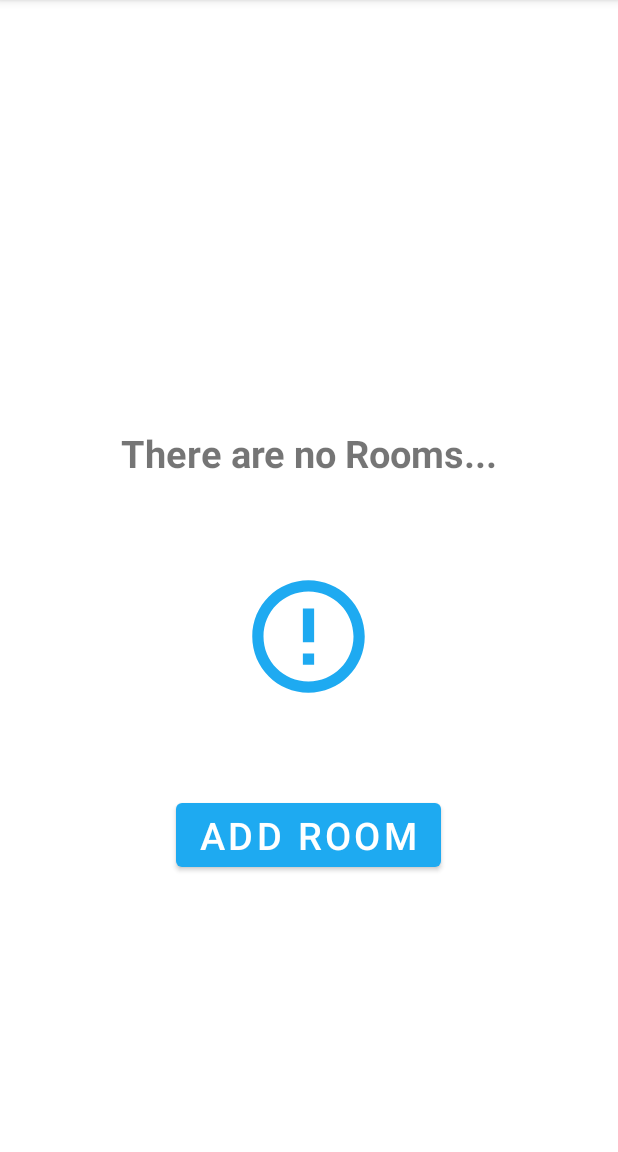
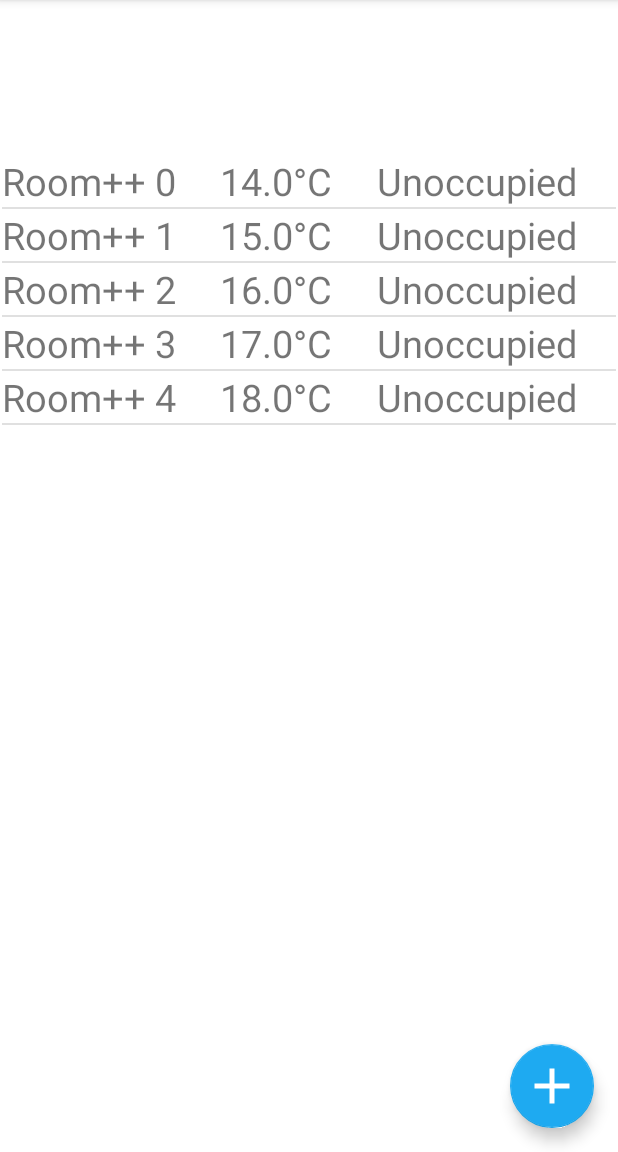
Before and after one commit to SimarjitBilkhuSB/MonitoredRooms, an Android app: the screen it shows after launch (MonitoredRoomsActivity), on a phone screen of 412 x 824 dp, the part 84-1236 px from its top. Run offline under Robolectric (Android 15) with nearby library versions, the phone set to English and light mode, and no system bars; our stand-ins replace navigation-ui.

Commit message:
Created a new list item layout with 3 text views for the room lists

```diff
--- a/MonitoredRooms/app/src/main/java/com/example/monitoredrooms/AddRoomDialog.java
+++ b/MonitoredRooms/app/src/main/java/com/example/monitoredrooms/AddRoomDialog.java
@@ -76,11 +76,17 @@ public class AddRoomDialog extends DialogFragment {
         mSaveButton.setOnClickListener(new View.OnClickListener() {
             @Override
             public void onClick(View v) {
-                //implement save button
-
-                dismiss();
+                //implement save button methods
+                if(roomDataValidation()){
+                    saveRoom();
+                    dismiss(); //dismiss only if data entered is valid //implement if statements
+                }
             }
         });
+    }
+
+    private void saveRoom() {
+
     }
 
     private boolean roomDataValidation(){
--- a/MonitoredRooms/app/src/main/java/com/example/monitoredrooms/ui/home/MonitoredRoomsFragment.java
+++ b/MonitoredRooms/app/src/main/java/com/example/monitoredrooms/ui/home/MonitoredRoomsFragment.java
@@ -177,8 +177,8 @@ public class MonitoredRoomsFragment extends Fragment implements DialogInterface.
         ArrayList<Room> testRoomList = new ArrayList<>();
 
         //add rooms to list
-        for(int i = 0; i < 0; i++){
-            String roomName = "Room " + i;
+        for(int i = 0; i < 5; i++){
+            String roomName = "Room++ " + i; //rooms can have 8 characters long names for now
             testRoomList.add(new Room(roomName, 14+i, 14-i, 2*14+i, "Unoccupied", 10));
         }
 
--- a/MonitoredRooms/app/src/main/java/com/example/monitoredrooms/utility/RoomAdapter.java
+++ b/MonitoredRooms/app/src/main/java/com/example/monitoredrooms/utility/RoomAdapter.java
@@ -9,6 +9,8 @@ import android.widget.TextView;
 
 import androidx.annotation.NonNull;
 import androidx.annotation.Nullable;
+
+import com.example.monitoredrooms.R;
 
 import java.util.ArrayList;
 import java.util.List;
@@ -35,20 +37,22 @@ public class RoomAdapter extends ArrayAdapter<Room> {
 
         //create the view for the elements in the list from the simple_list_item_1.xml file
         if(listElement == null){
-            listElement = LayoutInflater.from(mContext).inflate(android.R.layout.simple_list_item_1, parent, false);
+            listElement = LayoutInflater.from(mContext).inflate(R.layout.room_list_item, parent, false);
         }
 
         //get the Room object from the list at the current position/index
         Room currentRoom = mRoomList.get(position);
 
         //get the TextView for the element in the list that is in the simple_list_item_1.xml file
-        TextView Text = (TextView) listElement.findViewById(android.R.id.text1);
+        TextView Text1 = (TextView) listElement.findViewById(R.id.item_textview1);
+        TextView Text2 = (TextView) listElement.findViewById(R.id.item_textview2);
+        TextView Text3 = (TextView) listElement.findViewById(R.id.item_textview3);
 
         //modify the TextView's text to show the Room's name, temperature and occupancy
-        String roomInfo = currentRoom.getRoomName() + ":  " + currentRoom.getRoomTemperature() + "°C  "
-                + currentRoom.getRoomOccupancy();
-        Text.setText(roomInfo);
-        Text.setTextSize(20); //can change as needed
+        Text1.setText(currentRoom.getRoomName());
+        Text2.setText(currentRoom.getRoomTemperature() + "°C");
+        Text3.setText(currentRoom.getRoomOccupancy());
+
 
         return listElement; //return the view
 
--- /dev/null
+++ b/MonitoredRooms/app/src/main/res/layout/room_list_item.xml
@@ -0,0 +1,62 @@
+<?xml version="1.0" encoding="utf-8"?>
+<androidx.constraintlayout.widget.ConstraintLayout xmlns:android="http://schemas.android.com/apk/res/android"
+    xmlns:app="http://schemas.android.com/apk/res-auto"
+    xmlns:tools="http://schemas.android.com/tools"
+    android:layout_width="match_parent"
+    android:layout_height="match_parent">
+
+    <!--Change the guidelines depending on the number of characters allowed for Room names-->
+    <!--Also determine what the rooms status will be: Unoccupied or Free | Occupied or In Use-->
+    <!--This could help save characters for the room names-->
+
+    <androidx.constraintlayout.widget.Guideline
+        android:id="@+id/item_guideline1"
+        android:layout_width="wrap_content"
+        android:layout_height="wrap_content"
+        android:orientation="vertical"
+        app:layout_constraintGuide_percent="0.3555"/>
+
+    <androidx.constraintlayout.widget.Guideline
+        android:id="@+id/item_guideline2"
+        android:layout_width="wrap_content"
+        android:layout_height="wrap_content"
+        android:orientation="vertical"
+        app:layout_constraintGuide_percent="0.6112"/>
+
+    <androidx.constraintlayout.widget.Guideline
+        android:id="@+id/item_guideline3"
+        android:layout_width="wrap_content"
+        android:layout_height="wrap_content"
+        android:orientation="vertical"
+        app:layout_constraintGuide_percent="1.0000"/>
+
+    <TextView
+        android:id="@+id/item_textview1"
+        android:layout_width="0dp"
+        android:layout_height="wrap_content"
+        android:text="@string/room_info1"
+        android:textSize="25sp"
+        app:layout_constraintEnd_toStartOf="@+id/item_guideline1"
+        app:layout_constraintStart_toStartOf="parent"
+        app:layout_constraintTop_toTopOf="parent" />
+
+    <TextView
+        android:id="@+id/item_textview2"
+        android:layout_width="0dp"
+        android:layout_height="wrap_content"
+        android:text="@string/room_info2"
+        android:textSize="25sp"
+        app:layout_constraintEnd_toStartOf="@+id/item_guideline2"
+        app:layout_constraintStart_toStartOf="@+id/item_guideline1"
+        app:layout_constraintTop_toTopOf="parent" />
+
+    <TextView
+        android:id="@+id/item_textview3"
+        android:layout_width="0dp"
+        android:layout_height="wrap_content"
+        android:text="@string/room_info3"
+        android:textSize="25sp"
+        app:layout_constraintEnd_toStartOf="@+id/item_guideline3"
+        app:layout_constraintStart_toStartOf="@+id/item_guideline2"
+        app:layout_constraintTop_toTopOf="parent" />
+</androidx.constraintlayout.widget.ConstraintLayout>
--- a/MonitoredRooms/app/src/main/res/values/strings.xml
+++ b/MonitoredRooms/app/src/main/res/values/strings.xml
@@ -27,4 +27,7 @@
     <string name="save">SAVE</string>
     <string name="occupancy_check_interval">Occupancy Check Interval</string>
     <string name="enter_room_information">Enter Room Information</string>
+    <string name="room_info3">room_info3</string>
+    <string name="room_info2">room_info2</string>
+    <string name="room_info1">room_info1</string>
 </resources>
```
